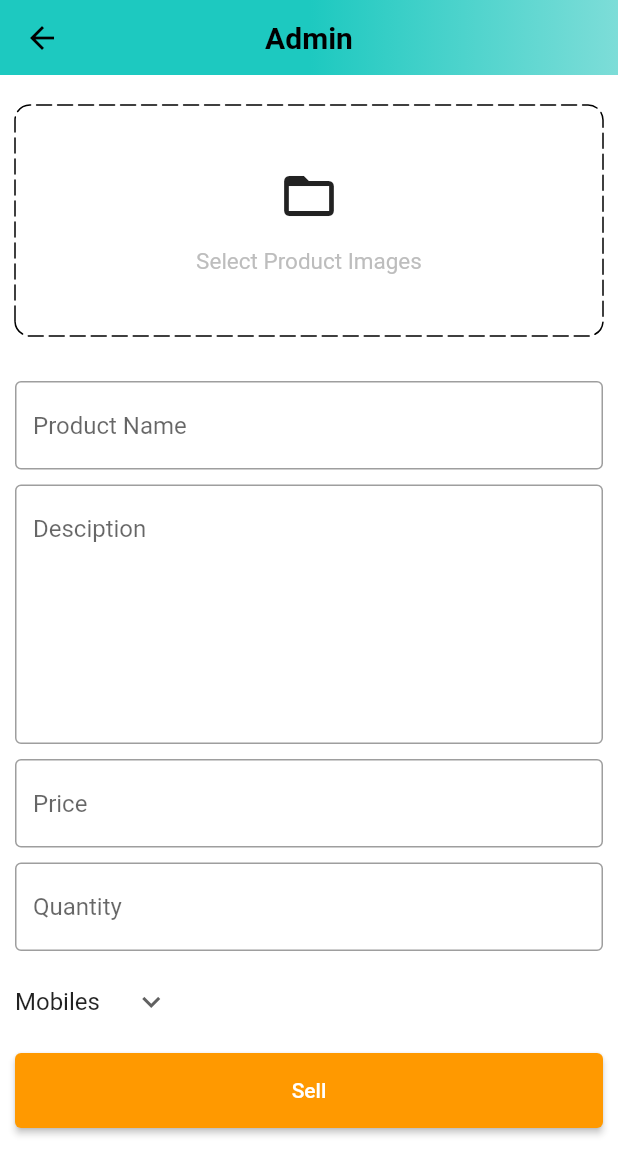
After one commit to charchit957/amazon_clone, a Flutter app: the AdminScreen screen opened directly, after a tap on the "add" icon, on a phone screen of 412 x 824 dp. The commit adds this screen. Shown: the top 1175 px of the screen. Run offline on Flutter 3.47's test engine with Material 2 defaults, Android fonts, the light colour scheme and no system bars; drawn by our look-alikes of dotted_border; our stand-ins replace carousel_slider, file_picker, shared_preferences; accounts and stored records are empty; statements that could not run were skipped.

Commit message:
add product screen created

```diff
--- a/lib/common/widgets/custom_textfield.dart
+++ b/lib/common/widgets/custom_textfield.dart
@@ -1,21 +1,24 @@
+// ignore_for_file: public_member_api_docs, sort_constructors_first
 import 'package:flutter/material.dart';
 
 class CustomTextField extends StatelessWidget {
   final TextEditingController controller;
   final String hintText;
+  final int maxLines;
   const CustomTextField({
     Key? key,
     required this.controller,
     required this.hintText,
+    this.maxLines = 1,
   }) : super(key: key);
 
   @override
   Widget build(BuildContext context) {
     return TextFormField(
       controller: controller,
-
+      maxLines: maxLines,
       decoration: InputDecoration(
-      hintText: hintText,
+        hintText: hintText,
         border: const OutlineInputBorder(
           borderSide: BorderSide(color: Colors.black38),
         ),
@@ -24,7 +27,7 @@
         ),
       ),
       validator: (value) {
-        if( value == null || value.isEmpty ) {
+        if (value == null || value.isEmpty) {
           return 'Please enter $hintText';
         }
         return null;
--- a/lib/constants/utils.dart
+++ b/lib/constants/utils.dart
@@ -1,6 +1,9 @@
+import 'dart:io';
+
+import 'package:file_picker/file_picker.dart';
 import 'package:flutter/material.dart';
 
-void showSnackBar(BuildContext context,String message){
+void showSnackBar(BuildContext context, String message) {
   ScaffoldMessenger.of(context).showSnackBar(
     SnackBar(
       content: Text(message),
@@ -8,3 +11,19 @@
     ),
   );
 }
+
+Future<List<File>> pickImages() async {
+  List<File> images = [];
+  try {
+    var files = await FilePicker.platform
+        .pickFiles(type: FileType.image, allowMultiple: true);
+    if (files != null && files.files.isNotEmpty) {
+      for (int i = 0; i < files.files.length; i++) {
+        images.add(File(files.files[i].path!));
+      }
+    }
+  } catch (e) {
+    debugPrint(e.toString());
+  }
+  return images;
+}
--- /dev/null
+++ b/lib/features/admin/screens/add_product_screen.dart
@@ -0,0 +1,188 @@
+import 'dart:io';
+
+import 'package:amazon_clone/common/widgets/custom_button.dart';
+import 'package:amazon_clone/common/widgets/custom_textfield.dart';
+import 'package:amazon_clone/constants/utils.dart';
+import 'package:carousel_slider/carousel_slider.dart';
+import 'package:dotted_border/dotted_border.dart';
+import 'package:flutter/material.dart';
+
+import '../../../constants/global_variables.dart';
+
+class AddProductScreen extends StatefulWidget {
+  static const String routeName = '/add-product';
+  const AddProductScreen({super.key});
+
+  @override
+  State<AddProductScreen> createState() => _AddProductScreenState();
+}
+
+class _AddProductScreenState extends State<AddProductScreen> {
+  final TextEditingController productNameController = TextEditingController();
+  final TextEditingController descriptionController = TextEditingController();
+  final TextEditingController priceController = TextEditingController();
+  final TextEditingController quantityController = TextEditingController();
+  String category = 'Mobiles';
+  List<String> productCategories = [
+    'Mobiles',
+    'Essentials',
+    'Appliances',
+    'Books',
+    'Fashion',
+  ];
+  List<File> images = [];
+  void selectImages() async {
+    var res = await pickImages();
+    setState(() {
+      images = res;
+    });
+  }
+
+  @override
+  void dispose() {
+    super.dispose();
+    productNameController.dispose();
+    descriptionController.dispose();
+    priceController.dispose();
+    quantityController.dispose();
+  }
+
+  @override
+  Widget build(BuildContext context) {
+    return Scaffold(
+      appBar: PreferredSize(
+        preferredSize: const Size.fromHeight(50),
+        child: AppBar(
+          flexibleSpace: Container(
+            decoration:
+                const BoxDecoration(gradient: GlobalVariables.appBarGradient),
+          ),
+          title: const Text(
+            'Admin',
+            style: TextStyle(color: Colors.black, fontWeight: FontWeight.bold),
+          ),
+        ),
+      ),
+      body: SingleChildScrollView(
+          child: Form(
+        child: Padding(
+          padding: const EdgeInsets.symmetric(horizontal: 10.0),
+          child: Column(
+            children: [
+              const SizedBox(
+                height: 20,
+              ),
+              images.isNotEmpty
+                  ? CarouselSlider(
+                      items: images.map((i) {
+                        return Builder(
+                            builder: (BuildContext context) => Image.file(
+                                  i,
+                                  fit: BoxFit.cover,
+                                  height: 200,
+                                ));
+                      }).toList(),
+                      options: CarouselOptions(
+                        height: 200,
+                        viewportFraction: 1,
+                      ),
+                    )
+                  : GestureDetector(
+                      onTap: selectImages,
+                      child: DottedBorder(
+                        borderType: BorderType.RRect,
+                        radius: const Radius.circular(10),
+                        dashPattern: const [10, 4],
+                        strokeCap: StrokeCap.round,
+                        child: Container(
+                          width: double.infinity,
+                          height: 150,
+                          decoration: BoxDecoration(
+                            borderRadius: BorderRadius.circular(10),
+                          ),
+                          child: Column(
+                            mainAxisAlignment: MainAxisAlignment.center,
+                            children: [
+                              const Icon(
+                                Icons.folder_open,
+                                size: 40,
+                              ),
+                              const SizedBox(
+                                height: 15,
+                              ),
+                              Text(
+                                'Select Product Images',
+                                style: TextStyle(
+                                    fontSize: 15, color: Colors.grey.shade400),
+                              ),
+                            ],
+                          ),
+                        ),
+                      ),
+                    ),
+              const SizedBox(
+                height: 30,
+              ),
+              CustomTextField(
+                controller: productNameController,
+                hintText: 'Product Name',
+              ),
+              const SizedBox(
+                height: 10,
+              ),
+              CustomTextField(
+                controller: descriptionController,
+                hintText: 'Desciption',
+                maxLines: 7,
+              ),
+              const SizedBox(
+                height: 10,
+              ),
+              CustomTextField(
+                controller: priceController,
+                hintText: 'Price',
+              ),
+              const SizedBox(
+                height: 10,
+              ),
+              CustomTextField(
+                controller: quantityController,
+                hintText: 'Quantity',
+              ),
+              const SizedBox(
+                height: 10,
+              ),
+              SizedBox(
+                width: double.infinity,
+                child: DropdownButton(
+                    underline: const SizedBox(),
+                    onChanged: (String? newValue) {
+                      setState(() {
+                        category = newValue!;
+                      });
+                    },
+                    value: category,
+                    icon: const Icon(Icons.keyboard_arrow_down_outlined),
+                    items: productCategories.map(
+                      (String item) {
+                        return DropdownMenuItem(
+                          value: item,
+                          child: Text(item),
+                        );
+                      },
+                    ).toList()),
+              ),
+              const SizedBox(
+                height: 10,
+              ),
+              CustomButton(
+                text: 'Sell',
+                onTap: () {},
+              )
+            ],
+          ),
+        ),
+      )),
+    );
+  }
+}
--- /dev/null
+++ b/lib/features/admin/screens/admin_screen.dart
@@ -0,0 +1,119 @@
+import 'package:amazon_clone/features/admin/screens/posts_screen.dart';
+import 'package:flutter/material.dart';
+
+import '../../../constants/global_variables.dart';
+
+class AdminScreen extends StatefulWidget {
+  const AdminScreen({super.key});
+
+  @override
+  State<AdminScreen> createState() => _AdminScreenState();
+}
+
+class _AdminScreenState extends State<AdminScreen> {
+  int _page = 0;
+  double bottomBarWidth = 42.0;
+  double bottomBarBorderWidth = 5.0;
+
+  List<Widget> pages = [
+const PostsScreen(),
+    const Center(child: Text('Analytics')),
+    const Center(child: Text('Orders')),
+  ];
+  void updatePage(int page) {
+    setState(() {
+      _page = page;
+    });
+  }
+
+  @override
+  Widget build(BuildContext context) {
+    return Scaffold(
+      appBar: PreferredSize(
+        preferredSize: const Size.fromHeight(50),
+        child: AppBar(
+          flexibleSpace: Container(
+            decoration:
+                const BoxDecoration(gradient: GlobalVariables.appBarGradient),
+          ),
+          title:
+              Row(mainAxisAlignment: MainAxisAlignment.spaceBetween, children: [
+            Container(
+              alignment: Alignment.topLeft,
+              child: Image.asset(
+                'assets/images/amazon_in.png',
+                width: 120,
+                height: 45,
+                color: Colors.black,
+              ),
+            ),
+            const Text(
+              'Admin',
+              style:
+                  TextStyle(color: Colors.black, fontWeight: FontWeight.bold),
+            )
+          ]),
+        ),
+      ),
+      body: pages[_page],
+      bottomNavigationBar: BottomNavigationBar(
+        currentIndex: _page,
+        selectedItemColor: GlobalVariables.selectedNavBarColor,
+        unselectedItemColor: GlobalVariables.unselectedNavBarColor,
+        backgroundColor: GlobalVariables.backgroundColor,
+        iconSize: 28,
+        onTap: updatePage,
+        items: [
+          //home
+          BottomNavigationBarItem(
+              icon: Container(
+                width: bottomBarWidth,
+                decoration: BoxDecoration(
+                  border: Border(
+                    top: BorderSide(
+                        color: _page == 0
+                            ? GlobalVariables.selectedNavBarColor
+                            : GlobalVariables.backgroundColor,
+                        width: bottomBarBorderWidth),
+                  ),
+                ),
+                child: const Icon(Icons.home_outlined),
+              ),
+              label: ''),
+          //analytics
+          BottomNavigationBarItem(
+              icon: Container(
+                width: bottomBarWidth,
+                decoration: BoxDecoration(
+                  border: Border(
+                    top: BorderSide(
+                        color: _page == 1
+                            ? GlobalVariables.selectedNavBarColor
+                            : GlobalVariables.backgroundColor,
+                        width: bottomBarBorderWidth),
+                  ),
+                ),
+                child: const Icon(Icons.analytics_outlined),
+              ),
+              label: ''),
+          //orders
+          BottomNavigationBarItem(
+              icon: Container(
+                width: bottomBarWidth,
+                decoration: BoxDecoration(
+                  border: Border(
+                    top: BorderSide(
+                        color: _page == 2
+                            ? GlobalVariables.selectedNavBarColor
+                            : GlobalVariables.backgroundColor,
+                        width: bottomBarBorderWidth),
+                  ),
+                ),
+                child: const Icon(Icons.all_inbox_outlined),
+              ),
+              label: ''),
+        ],
+      ),
+    );
+  }
+}
--- /dev/null
+++ b/lib/features/admin/screens/posts_screen.dart
@@ -0,0 +1,31 @@
+import 'package:amazon_clone/features/admin/screens/add_product_screen.dart';
+import 'package:flutter/material.dart';
+
+class PostsScreen extends StatefulWidget {
+  const PostsScreen({super.key});
+
+  @override
+  State<PostsScreen> createState() => _PostsScreenState();
+}
+
+class _PostsScreenState extends State<PostsScreen> {
+  void navigateToAddProduct() {
+    Navigator.pushNamed(context, AddProductScreen.routeName);
+  }
+
+  @override
+  Widget build(BuildContext context) {
+    return Scaffold(
+      body: const Center(child: Text('Posts')),
+      floatingActionButton: Padding(
+        padding: const EdgeInsets.only(bottom: 15.0),
+        child: FloatingActionButton(
+          onPressed: navigateToAddProduct,
+          tooltip: 'Add a product',
+          child: const Icon(Icons.add),
+        ),
+      ),
+      floatingActionButtonLocation: FloatingActionButtonLocation.centerDocked,
+    );
+  }
+}
--- a/lib/main.dart
+++ b/lib/main.dart
@@ -1,4 +1,5 @@
 import 'package:amazon_clone/common/widgets/bottom_bar.dart';
+import 'package:amazon_clone/features/admin/screens/admin_screen.dart';
 import 'package:amazon_clone/features/auth/screens/auth_screen.dart';
 import 'package:amazon_clone/features/auth/services/auth_service.dart';
 import 'package:amazon_clone/provider/user_provider.dart';
@@ -57,9 +58,10 @@
         //home
         home: isLoading
             ? Container()
-          : Provider.of<UserProvider>(context).user.token.isEmpty
-              ? const AuthScreen()
-              : const BottomBar(),
-    );
+            : Provider.of<UserProvider>(context).user.token.isNotEmpty
+                ? Provider.of<UserProvider>(context).user.type == 'user'
+                    ? const BottomBar()
+                    : const AdminScreen()
+                : const AuthScreen());
   }
 }
--- a/lib/routes.dart
+++ b/lib/routes.dart
@@ -1,19 +1,25 @@
+import 'package:amazon_clone/features/admin/screens/add_product_screen.dart';
 import 'package:amazon_clone/features/auth/screens/auth_screen.dart';
 import 'package:flutter/material.dart';
 
 import 'common/widgets/bottom_bar.dart';
 import 'features/home/screens/home_screen.dart';
 
-Route<dynamic> generateRoute(RouteSettings settings){
-  switch(settings.name){
+Route<dynamic> generateRoute(RouteSettings settings) {
+  switch (settings.name) {
     case AuthScreen.routeName:
       return MaterialPageRoute(builder: (context) => const AuthScreen());
     case HomeScreen.routeName:
       return MaterialPageRoute(builder: (context) => const HomeScreen());
     case BottomBar.routeName:
       return MaterialPageRoute(builder: (context) => const BottomBar());
+    case AddProductScreen.routeName:
+      return MaterialPageRoute(builder: (context) => const AddProductScreen());
 
     default:
-      return MaterialPageRoute(builder: (context) => const Scaffold(body: Center(child: Text('Screen doesn\'t exist!')),));
+      return MaterialPageRoute(
+          builder: (context) => const Scaffold(
+                body: Center(child: Text('Screen doesn\'t exist!')),
+              ));
   }
 }
--- a/pubspec.yaml
+++ b/pubspec.yaml
@@ -39,6 +39,8 @@
   shared_preferences: ^2.1.1
   badges: ^3.1.1
   carousel_slider: ^4.2.1
+  dotted_border: ^2.0.0+3
+  file_picker: ^5.3.2
 
 dev_dependencies:
   flutter_test:
```
Also changed, not shown: pubspec.lock. Lines whose indentation alone changed are shown as unchanged.
